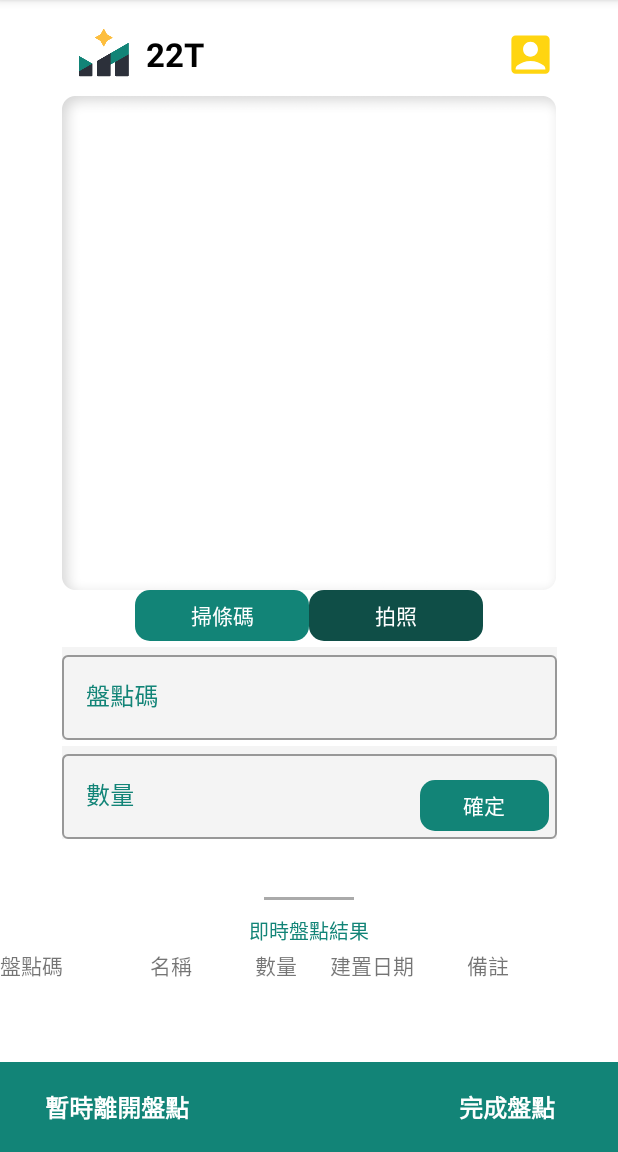
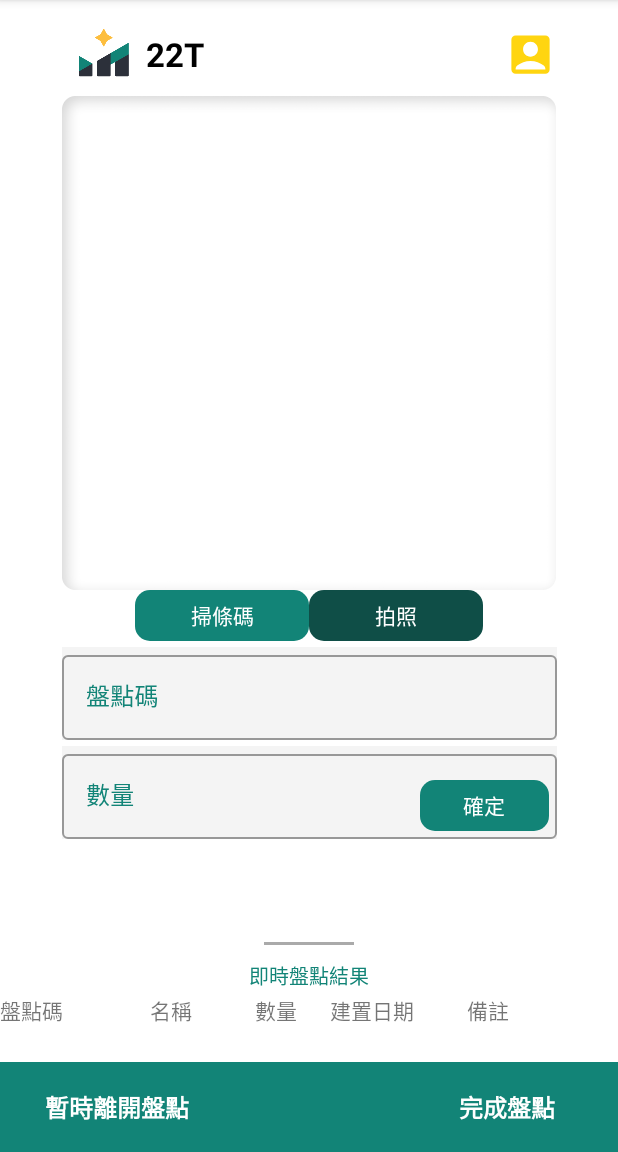
Before and after one commit to chhsiao121/APP-Warehouse-management-system, an Android app: the InventoryFragment screen opened through its navigation route, on a phone screen of 412 x 824 dp, the part 84-1236 px from its top. Run offline under Robolectric (Android 15) with nearby library versions, the phone set to English and light mode, and no system bars; our stand-ins replace Firebase (no records; nobody signed in at launch, a user with empty details on screens opened directly), Picasso; libraries missing offline, so code that uses them is left out: com.journeyapps.barcodescanner; pictures from the network do not load; 8 statements that could not run were skipped.

Commit message:
just backup

```diff
--- a/database/app/build.gradle
+++ b/database/app/build.gradle
@@ -71,7 +71,7 @@ dependencies {
     androidTestImplementation 'androidx.test.espresso:espresso-core:3.4.0'
     androidTestImplementation 'androidx.test:rules:1.4.0'
     androidTestImplementation 'androidx.test:runner:1.4.0'
-
+    implementation 'com.karumi:dexter:6.2.3'
     implementation 'com.squareup.picasso:picasso:2.71828'
     implementation 'androidx.multidex:multidex:2.0.1'
 //    implementation 'com.github.dmallcott:DismissibleImageView:1.0.1'
--- a/database/app/src/main/java/com/chhsiao/firebase/quickstart/database/java/InventoryFragment.java
+++ b/database/app/src/main/java/com/chhsiao/firebase/quickstart/database/java/InventoryFragment.java
@@ -1,23 +1,37 @@
 package com.chhsiao.firebase.quickstart.database.java;
 
+import static android.app.Activity.RESULT_OK;
+
+import android.Manifest;
 import android.app.AlertDialog;
 import android.content.DialogInterface;
+import android.content.Intent;
+import android.content.pm.PackageManager;
+import android.graphics.Bitmap;
 import android.net.Uri;
 import android.os.Bundle;
 
 import androidx.activity.result.ActivityResultLauncher;
+import androidx.activity.result.contract.ActivityResultContracts;
 import androidx.annotation.NonNull;
+import androidx.annotation.Nullable;
+import androidx.core.app.ActivityCompat;
+import androidx.core.content.ContextCompat;
 import androidx.fragment.app.Fragment;
 import androidx.navigation.NavController;
 import androidx.navigation.Navigation;
+import androidx.navigation.fragment.NavHostFragment;
 import androidx.recyclerview.widget.LinearLayoutManager;
 import androidx.recyclerview.widget.RecyclerView;
 
+import android.provider.MediaStore;
 import android.util.Log;
 import android.view.LayoutInflater;
 import android.view.View;
 import android.view.ViewGroup;
 import android.widget.Toast;
+
+import com.chhsiao.firebase.quickstart.database.java.capture.CaptureAct;
 import com.chhsiao.firebase.quickstart.database.java.models.Post;
 import com.chhsiao.firebase.quickstart.database.java.viewholder.PostT22ViewHolder;
 import com.firebase.ui.database.FirebaseRecyclerAdapter;
@@ -45,7 +59,9 @@ public class InventoryFragment extends BaseFragment {
 
     private static final String TAG = "InventoryFragment";
     public static String proLocation;
+    private static final int PICK_CAMERA_REQUEST = 100;
     ScanOptions options = new ScanOptions();
+    private Uri mImageUri;
     public InventoryFragment() {
         // Required empty public constructor
     }
@@ -62,6 +78,9 @@ public class InventoryFragment extends BaseFragment {
     public void onCreate(Bundle savedInstanceState) {
         super.onCreate(savedInstanceState);
         proLocation = requireArguments().getString("location");
+        if(ContextCompat.checkSelfPermission(getActivity(), Manifest.permission.CAMERA)!=PackageManager.PERMISSION_GRANTED){
+            ActivityCompat.requestPermissions(getActivity(),new String[]{Manifest.permission.CAMERA},PICK_CAMERA_REQUEST);
+        }
     }
 
     @Override
@@ -78,6 +97,41 @@ public class InventoryFragment extends BaseFragment {
         return binding.getRoot();
     }
     @Override
+    public void onViewCreated(@NonNull View view, @Nullable Bundle savedInstanceState) {
+        super.onViewCreated(view, savedInstanceState);
+        options.setDesiredBarcodeFormats(ScanOptions.ALL_CODE_TYPES);
+        options.setCaptureActivity(CaptureAct.class);
+//        options.setPrompt("Scan a barcode");
+        options.setCameraId(0);  // Use a specific camera of the device
+        options.setOrientationLocked(false);
+        options.setBeepEnabled(false);
+        options.setBarcodeImageEnabled(false);
+        binding.btnScanBarcode.setOnClickListener(new View.OnClickListener() {
+            @Override
+            public void onClick(View v) {
+                barcodeLauncher.launch(options);
+            }
+        });
+        binding.btnPhotograph.setOnClickListener(new View.OnClickListener() {
+            @Override
+            public void onClick(View v) {
+                Intent intent = new Intent(MediaStore.ACTION_IMAGE_CAPTURE);
+                startActivityForResult(intent,100);
+            }
+        });
+        binding.btnok.setOnClickListener(new View.OnClickListener() {
+            @Override
+            public void onClick(View v) {
+                mAdapter.notifyDataSetChanged();
+            }
+        });
+        binding.refreshLayout.setColorSchemeColors(getResources().getColor(R.color.material_cyan_a700));
+        binding.refreshLayout.setOnRefreshListener(()->{
+            mAdapter.notifyDataSetChanged();
+            binding.refreshLayout.setRefreshing(false);
+        });
+    }
+    @Override
     public void onActivityCreated(Bundle savedInstanceState) {
         super.onActivityCreated(savedInstanceState);
 
@@ -87,6 +141,8 @@ public class InventoryFragment extends BaseFragment {
         mManager.setStackFromEnd(true);
         mRecycler.setLayoutManager(mManager);
         mRecycler.setItemAnimator(null);
+        mRecycler.setNestedScrollingEnabled(false);
+
 
         // Set up FirebaseRecyclerAdapter with the Query
         Query query = mDatabase.child("posts").limitToLast(50);
@@ -167,26 +223,28 @@ public class InventoryFragment extends BaseFragment {
     private final ActivityResultLauncher<ScanOptions> barcodeLauncher = registerForActivityResult(new ScanContract(),
             result -> {
                 if(result.getContents()!=null){
-                    AlertDialog.Builder builder = new AlertDialog.Builder(getContext());
-                    builder.setMessage(result.getContents());
-                    builder.setTitle("Scanning Result");
-                    builder.setPositiveButton("Scan Again", new DialogInterface.OnClickListener() {
-                        @Override
-                        public void onClick(DialogInterface dialog, int which) {
-                            barcodeLauncher.launch(options);
-                        }
-                    }).setNegativeButton("finish", new DialogInterface.OnClickListener() {
-                        @Override
-                        public void onClick(DialogInterface dialog, int which) {
-//                            binding.fieldBarcode.setText(result.getContents());
-                            binding.textInputLayoutBarcode.getEditText().setText(result.getContents());
-                        }
-                    });
-                    AlertDialog dialog = builder.create();
-                    dialog.show();
+                    binding.textInputLayoutBarcode.getEditText().setText(result.getContents());
                 }
                 else {
                     Toast.makeText(getActivity(),"No Results",Toast.LENGTH_SHORT).show();
                 }
             });
+
+    @Override
+    public void onActivityResult(int requestCode, int resultCode, @Nullable Intent data) {
+        super.onActivityResult(requestCode, resultCode, data);
+        if (requestCode == PICK_CAMERA_REQUEST ){
+//            mImageUri = data.getData();
+            if(data.getExtras().get("data")!=null){
+                Bitmap bitmap = (Bitmap)data.getExtras().get("data");
+                binding.imageViewItem.setImageBitmap(bitmap);
+            }
+
+
+        }
+//            if(requestCode==100){
+//            Bitmap bitmap = (Bitmap)data.getExtras().get("data");
+//            binding.imageViewItem.setImageBitmap(bitmap);
+//        }
+    }
 }
--- a/database/app/src/main/java/com/chhsiao/firebase/quickstart/database/java/PostDetailFragment.java
+++ b/database/app/src/main/java/com/chhsiao/firebase/quickstart/database/java/PostDetailFragment.java
@@ -199,8 +199,6 @@ public class PostDetailFragment extends BaseFragment {
 
     }
     private void deleteData(){
-
-        int a =1;
         mPostReference.removeValue().addOnCompleteListener(new OnCompleteListener<Void>() {
             @Override
             public void onComplete(@NonNull Task<Void> task) {
--- a/database/app/src/main/res/layout/fragment_inventory.xml
+++ b/database/app/src/main/res/layout/fragment_inventory.xml
@@ -1,7 +1,6 @@
-<androidx.constraintlayout.widget.ConstraintLayout
-    xmlns:android="http://schemas.android.com/apk/res/android"
+<androidx.constraintlayout.widget.ConstraintLayout xmlns:android="http://schemas.android.com/apk/res/android"
+    xmlns:app="http://schemas.android.com/apk/res-auto"
     xmlns:tools="http://schemas.android.com/tools"
-    xmlns:app="http://schemas.android.com/apk/res-auto"
     android:layout_width="match_parent"
     android:layout_height="match_parent"
     tools:context="com.chhsiao.firebase.quickstart.database.java.InventoryFragment">
@@ -12,14 +11,15 @@
         android:layout_width="329dp"
         android:layout_height="wrap_content"
         android:layout_marginTop="8dp"
-        app:layout_constraintTop_toTopOf="parent"
+        app:layout_constraintEnd_toEndOf="parent"
         app:layout_constraintStart_toStartOf="parent"
-        app:layout_constraintEnd_toEndOf="parent" />
+        app:layout_constraintTop_toTopOf="parent" />
 
     <ImageView
-        android:id="@+id/imageView3"
+        android:id="@+id/imageViewItem"
         android:layout_width="wrap_content"
         android:layout_height="wrap_content"
+        android:adjustViewBounds="true"
         android:maxWidth="329dp"
         android:maxHeight="329dp"
         android:scaleType="centerInside"
@@ -32,63 +32,63 @@
         android:id="@+id/btnScanBarcode"
         android:layout_width="116dp"
         android:layout_height="34dp"
+        android:background="@drawable/custom_button"
+        android:stateListAnimator="@null"
         android:text="掃條碼"
         android:textColor="#FFFFFF"
         android:textSize="14dp"
-        android:background="@drawable/custom_button"
-        android:stateListAnimator="@null"
+        app:layout_constraintEnd_toStartOf="@+id/btnPhotograph"
         app:layout_constraintHorizontal_chainStyle="packed"
-        app:layout_constraintEnd_toStartOf="@+id/btnPhotograph"
         app:layout_constraintStart_toStartOf="parent"
-        app:layout_constraintTop_toBottomOf="@+id/imageView3" />
+        app:layout_constraintTop_toBottomOf="@+id/imageViewItem" />
 
     <androidx.appcompat.widget.AppCompatButton
         android:id="@+id/btnPhotograph"
         android:layout_width="116dp"
         android:layout_height="34dp"
+        android:background="@drawable/photograph_custom_button"
+        android:stateListAnimator="@null"
         android:text="拍照"
         android:textColor="#FFFFFF"
         android:textSize="14dp"
-        android:background="@drawable/photograph_custom_button"
-        android:stateListAnimator="@null"
         app:layout_constraintEnd_toEndOf="parent"
         app:layout_constraintStart_toEndOf="@id/btnScanBarcode"
-        app:layout_constraintTop_toBottomOf="@+id/imageView3" />
+        app:layout_constraintTop_toBottomOf="@+id/imageViewItem" />
 
     <com.google.android.material.textfield.TextInputLayout
+        android:id="@+id/textInputLayoutBarcode"
         style="@style/Widget.MaterialComponents.TextInputLayout.OutlinedBox"
-        android:id="@+id/textInputLayoutBarcode"
-        app:endIconMode="clear_text"
         android:layout_width="330dp"
         android:layout_height="wrap_content"
         android:layout_marginTop="4dp"
         android:background="@color/Cultured"
+        android:hint="盤點碼"
+        android:textColorHint="@color/Teal_Green"
+        app:endIconMode="clear_text"
         app:layout_constraintEnd_toEndOf="parent"
         app:layout_constraintStart_toStartOf="parent"
-        android:textColorHint="@color/Teal_Green"
-        android:hint="盤點碼"
         app:layout_constraintTop_toBottomOf="@+id/btnScanBarcode">
 
         <com.google.android.material.textfield.TextInputEditText
             android:id="@+id/textbarcode"
             android:layout_width="match_parent"
             android:layout_height="wrap_content"
-            android:maxLength="20"
-             />
+            android:maxLength="20" />
     </com.google.android.material.textfield.TextInputLayout>
+
     <com.google.android.material.textfield.TextInputLayout
+        android:id="@+id/textInputLayoutNumber"
         style="@style/Widget.MaterialComponents.TextInputLayout.OutlinedBox"
-        android:id="@+id/textInputLayoutNumber"
-        app:endIconMode="clear_text"
         android:layout_width="330dp"
-        android:background="@color/Cultured"
         android:layout_height="wrap_content"
         android:layout_marginTop="4dp"
+        android:background="@color/Cultured"
+        android:hint="數量"
         android:maxLines="1"
         android:textColorHint="@color/Teal_Green"
+        app:endIconMode="clear_text"
         app:layout_constraintEnd_toEndOf="parent"
         app:layout_constraintStart_toStartOf="parent"
-        android:hint="數量"
         app:layout_constraintTop_toBottomOf="@+id/textInputLayoutBarcode">
 
         <com.google.android.material.textfield.TextInputEditText
@@ -96,129 +96,142 @@
             android:layout_height="wrap_content"
             android:maxLength="10" />
     </com.google.android.material.textfield.TextInputLayout>
+
     <androidx.appcompat.widget.AppCompatButton
         android:id="@+id/btnok"
         android:layout_width="86dp"
         android:layout_height="34dp"
+        android:layout_marginEnd="5dp"
+        android:layout_marginBottom="5dp"
+        android:background="@drawable/custom_button"
+        android:stateListAnimator="@null"
         android:text="確定"
         android:textColor="#FFFFFF"
         android:textSize="14dp"
-        android:background="@drawable/custom_button"
-        android:stateListAnimator="@null"
-        android:layout_marginEnd="5dp"
-        android:layout_marginBottom="5dp"
-        app:layout_constraintEnd_toEndOf="@+id/textInputLayoutNumber"
-        app:layout_constraintBottom_toBottomOf="@+id/textInputLayoutNumber" />
+        app:layout_constraintBottom_toBottomOf="@+id/textInputLayoutNumber"
+        app:layout_constraintEnd_toEndOf="@+id/textInputLayoutNumber" />
+
     <androidx.coordinatorlayout.widget.CoordinatorLayout
         android:layout_width="match_parent"
         android:layout_height="wrap_content"
         app:layout_constraintBottom_toTopOf="@+id/constraintLayout"
         app:layout_constraintEnd_toEndOf="parent"
         app:layout_constraintStart_toStartOf="parent">
+
         <androidx.constraintlayout.widget.ConstraintLayout
             android:id="@+id/layoutBottomSheet"
-            android:layout_height="wrap_content"
             android:layout_width="match_parent"
-            app:layout_constraintBottom_toTopOf="@+id/constraintLayout"
+            android:layout_height="600dp"
             android:background="#FFFFFF"
+            app:behavior_hideable="false"
+            app:behavior_peekHeight="80dp"
             app:layout_anchorGravity="bottom"
             app:layout_behavior="com.google.android.material.bottomsheet.BottomSheetBehavior"
-            app:behavior_hideable="false"
-            app:behavior_peekHeight="110dp">
+            app:layout_constraintBottom_toTopOf="@+id/constraintLayout">
+
             <View
                 android:id="@+id/pull"
                 android:layout_width="60dp"
                 android:layout_height="2dp"
                 android:background="@android:color/darker_gray"
+                app:layout_constraintEnd_toEndOf="parent"
                 app:layout_constraintStart_toStartOf="parent"
-                app:layout_constraintEnd_toEndOf="parent"
-                app:layout_constraintTop_toTopOf="parent"/>
+                app:layout_constraintTop_toTopOf="parent" />
+
             <TextView
                 android:id="@+id/header"
-                android:text="即時盤點結果"
                 android:layout_width="match_parent"
                 android:layout_height="wrap_content"
+                android:layout_marginTop="10dp"
                 android:gravity="center"
-                android:layout_marginTop="10dp"
+                android:text="即時盤點結果"
+                android:textColor="@color/Teal_Green"
                 android:textSize="13dp"
-                android:textColor="@color/Teal_Green"
+                app:layout_constraintEnd_toEndOf="parent"
                 app:layout_constraintStart_toStartOf="parent"
-                app:layout_constraintEnd_toEndOf="parent"
-                app:layout_constraintTop_toBottomOf="@+id/pull"/>
+                app:layout_constraintTop_toBottomOf="@+id/pull" />
+
             <TextView
                 android:id="@+id/barcode"
                 android:layout_width="100dp"
                 android:layout_height="wrap_content"
+                android:layout_marginTop="2dp"
                 android:gravity="start"
                 android:text="盤點碼"
                 android:textSize="14sp"
-                android:layout_marginTop="2dp"
-                app:layout_constraintTop_toBottomOf="@id/header"
-                app:layout_constraintStart_toStartOf="parent"/>
+                app:layout_constraintStart_toStartOf="parent"
+                app:layout_constraintTop_toBottomOf="@id/header" />
 
             <TextView
                 android:id="@+id/itemName"
                 android:layout_width="70dp"
                 android:layout_height="wrap_content"
+                android:layout_marginTop="2dp"
                 android:gravity="start"
                 android:text="名稱"
                 android:textSize="14sp"
-                android:layout_marginTop="2dp"
-                app:layout_constraintTop_toBottomOf="@id/header"
-                app:layout_constraintStart_toEndOf="@id/barcode"/>
+                app:layout_constraintStart_toEndOf="@id/barcode"
+                app:layout_constraintTop_toBottomOf="@id/header" />
 
             <TextView
                 android:id="@+id/number"
                 android:layout_width="50dp"
                 android:layout_height="wrap_content"
+                android:layout_marginTop="2dp"
                 android:gravity="start"
                 android:text="數量"
                 android:textSize="14sp"
-                android:layout_marginTop="2dp"
-                app:layout_constraintTop_toBottomOf="@id/header"
-                app:layout_constraintStart_toEndOf="@id/itemName"/>
+                app:layout_constraintStart_toEndOf="@id/itemName"
+                app:layout_constraintTop_toBottomOf="@id/header" />
 
             <TextView
                 android:id="@+id/uploadTime"
                 android:layout_width="80dp"
                 android:layout_height="wrap_content"
+                android:layout_marginTop="2dp"
                 android:gravity="start"
                 android:text="建置日期"
                 android:textSize="14sp"
-                android:layout_marginTop="2dp"
-                app:layout_constraintTop_toBottomOf="@id/header"
-                app:layout_constraintStart_toEndOf="@id/number"/>
+                app:layout_constraintStart_toEndOf="@id/number"
+                app:layout_constraintTop_toBottomOf="@id/header" />
 
             <TextView
                 android:id="@+id/remarks"
                 android:layout_width="90dp"
                 android:layout_height="wrap_content"
+                android:layout_marginTop="2dp"
                 android:gravity="start"
                 android:text="備註"
                 android:textSize="14sp"
-                android:layout_marginTop="2dp"
-                app:layout_constraintTop_toBottomOf="@id/header"
+                app:layout_constraintEnd_toEndOf="parent"
                 app:layout_constraintStart_toEndOf="@id/uploadTime"
-                app:layout_constraintEnd_toEndOf="parent" />
+                app:layout_constraintTop_toBottomOf="@id/header" />
+
+
 
             <androidx.swiperefreshlayout.widget.SwipeRefreshLayout
+                android:id="@+id/refresh_layout"
                 android:layout_width="match_parent"
                 android:layout_height="0dp"
                 android:layout_marginTop="0dp"
-                android:id="@+id/refresh_layout"
                 app:layout_constrainedHeight="true"
+
                 app:layout_constraintStart_toStartOf="parent"
                 app:layout_constraintTop_toBottomOf="@+id/barcode">
+
                 <androidx.recyclerview.widget.RecyclerView
                     android:id="@+id/list_t22_view"
-                    android:layout_height="match_parent"
                     android:layout_width="match_parent"
+                    android:layout_height="wrap_content"
+                    android:clipToPadding="false"
+                    android:scrollbars="vertical"
                     app:layout_constraintEnd_toEndOf="parent"
                     app:layout_constraintStart_toStartOf="parent"
-                    android:clipToPadding="false"
-                    android:scrollbars="vertical"
-                    tools:listitem="@layout/item_post_t22"/>
+                    app:layout_constraintTop_toBottomOf="@+id/barcode"
+                    tools:listitem="@layout/item_post_t22" />
             </androidx.swiperefreshlayout.widget.SwipeRefreshLayout>
+
+
         </androidx.constraintlayout.widget.ConstraintLayout>
 
     </androidx.coordinatorlayout.widget.CoordinatorLayout>
@@ -227,7 +240,7 @@
         android:id="@+id/constraintLayout"
         android:layout_width="match_parent"
         android:layout_height="60dp"
-        android:background="#128477"
+        android:background="@color/Teal_Green"
         app:layout_constraintBottom_toBottomOf="parent">
 
         <androidx.appcompat.widget.AppCompatButton
@@ -258,5 +271,4 @@
     </androidx.constraintlayout.widget.ConstraintLayout>
 
 
-
 </androidx.constraintlayout.widget.ConstraintLayout>
```
Also changed, not shown: 4 other files.
